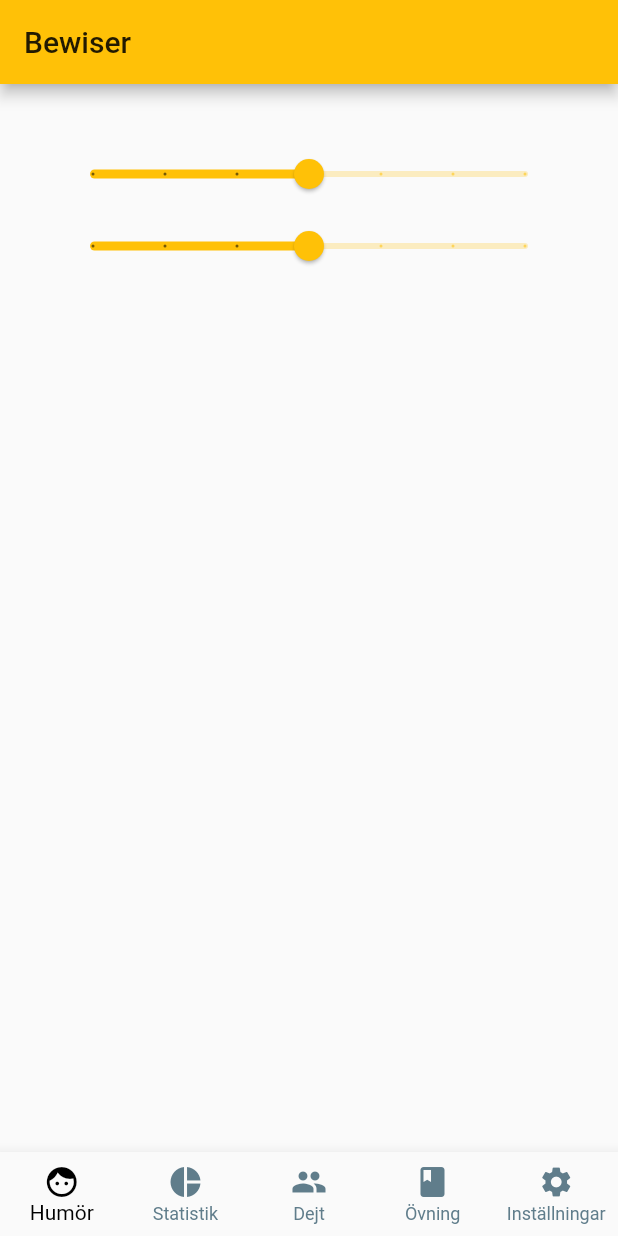
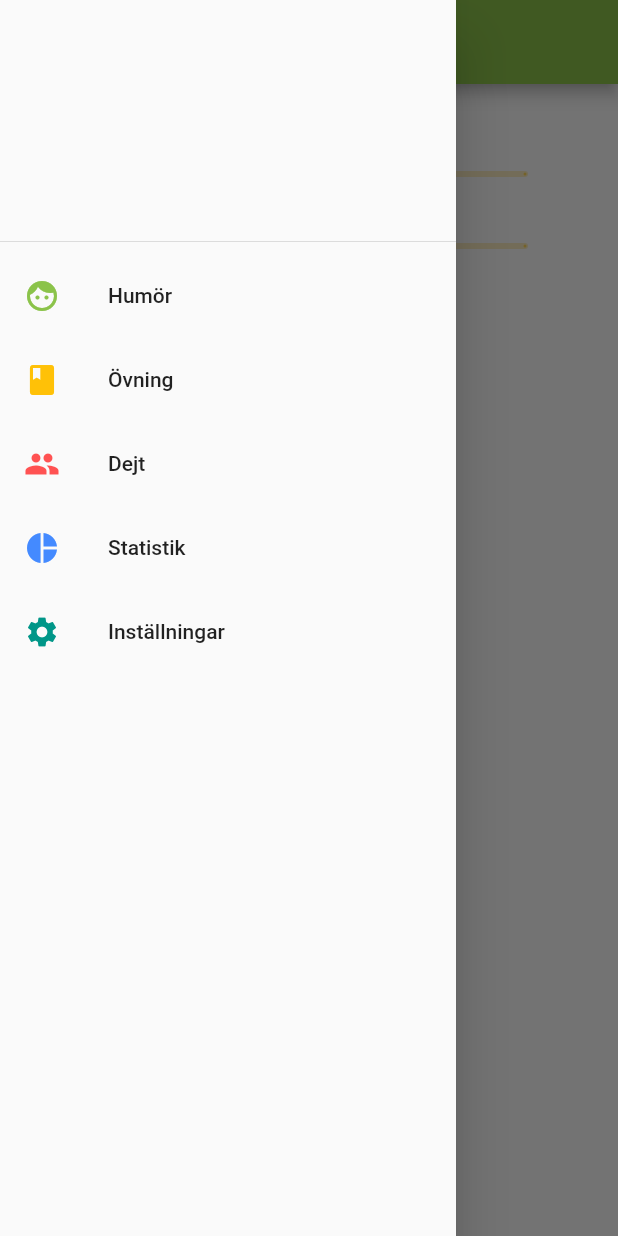
Before and after one commit to segger/bewiser, a Flutter app: the screen it shows after launch, with the side drawer open (before the commit the screen has no drawer), on a phone screen of 412 x 824 dp. Run offline on Flutter 3.47's test engine with Material 2 defaults, Android fonts, the phone set to English and light mode, and no system bars; our stand-ins replace shared_preferences.

Commit message:
Add drawer menu, add color theme on pages

```diff
--- a/lib/bewiser.dart
+++ b/lib/bewiser.dart
@@ -1,7 +1,10 @@
 import 'package:flutter/material.dart';
 
-import 'package:bewiser/navigation/navigation.dart';
 import 'package:bewiser/pages/pages.dart';
+import 'package:bewiser/navigation/bottom_menu.dart';
+import 'package:bewiser/navigation/drawer_menu.dart';
+
+enum NavTab { mood, statistics, date, practice, settings }
 
 class BewiserApp extends StatefulWidget {
   BewiserApp({Key key}) : super(key: key);
@@ -23,14 +26,54 @@ class _BewiserAppState extends State<BewiserApp> {
   @override
   Widget build(BuildContext context) {
     return Scaffold(
-      appBar: AppBar(
-        title: Text('Bewiser'),
-      ),
+      appBar: _appBar(),
       body: _body(),
-      bottomNavigationBar: BottomNavigation(
-        currentTab: currentTab,
-        onSelectTab: _selectTab,
-      ),
+      drawer: _drawerNavigation(),
+      //bottomNavigationBar: _bottomNavigation(),
+    );
+  }
+
+  AppBar _appBar() {
+    return AppBar(
+      title: Text(_appBarTitle()),
+      backgroundColor: _appBarColor(),
+    );
+  }
+
+  String _appBarTitle() {
+    switch(currentTab) {
+      case NavTab.statistics: return 'Statistik';
+      case NavTab.date: return 'Dejt';
+      case NavTab.practice: return 'Övning';
+      case NavTab.settings: return 'Inställningar';
+      case NavTab.mood:
+      default:
+        return 'Humör';
+    }
+  }
+
+  Color _appBarColor() {
+    switch(currentTab) {
+      case NavTab.statistics: return Colors.blueAccent;
+      case NavTab.date: return Colors.redAccent;
+      case NavTab.practice: return Colors.amber;
+      case NavTab.settings: return Colors.teal;
+      case NavTab.mood:
+      default:
+        return Colors.lightGreen;
+    }
+  }
+
+  DrawerMenu _drawerNavigation() {
+    return DrawerMenu(
+      onSelectTab: _selectTab,
+    );
+  }
+
+  BottomMenu _bottomNavigation() {
+    return BottomMenu(
+      currentTab: currentTab,
+      onSelectTab: _selectTab,
     );
   }
 
--- /dev/null
+++ b/lib/navigation/drawer_menu.dart
@@ -0,0 +1,96 @@
+import 'package:flutter/material.dart';
+
+import 'package:bewiser/bewiser.dart';
+
+class DrawerMenu extends StatelessWidget {
+  DrawerMenu({this.onSelectTab});
+  final ValueChanged<NavTab> onSelectTab;
+
+  _onTap(BuildContext context, NavTab navTab) {
+    onSelectTab(navTab);
+    Navigator.pop(context);
+  }
+
+  _mood(BuildContext context) {
+    return ListTile(
+      leading: Icon(
+        Icons.face,
+        color: Colors.lightGreen,
+      ),
+      title: Text('Humör'),
+      onTap: () {
+        _onTap(context, NavTab.mood);
+      }
+    );
+  }
+
+  _statistics(BuildContext context) {
+    return ListTile(
+      leading: Icon(
+        Icons.pie_chart,
+        color: Colors.blueAccent,
+      ),
+      title: Text('Statistik'),
+      onTap: () {
+        _onTap(context, NavTab.statistics);
+      }
+    );
+  }
+
+  _date(BuildContext context) {
+    return ListTile(
+      leading: Icon(
+        Icons.people,
+        color: Colors.redAccent,
+      ),
+      title: Text('Dejt'),
+      onTap: () {
+        _onTap(context, NavTab.date);
+      },
+    );
+  }
+
+  _practice(BuildContext context) {
+    return ListTile(
+      leading: Icon(
+        Icons.class_,
+        color: Colors.amber,
+      ),
+      title: Text('Övning'),
+      onTap: () {
+        _onTap(context, NavTab.practice);
+      },
+    );
+  }
+
+  _settings(BuildContext context) {
+    return ListTile(
+      leading: Icon(
+        Icons.settings,
+        color: Colors.teal,
+      ),
+      title: Text('Inställningar'),
+      onTap: () {
+        _onTap(context, NavTab.settings);
+      },
+    );
+  }
+
+  @override
+  Widget build(BuildContext context) {
+    return Drawer(
+      child: ListView(
+        children: <Widget>[
+          DrawerHeader(
+            child: Text(''),
+          ),
+          _mood(context),
+          _practice(context),
+          _date(context),
+          _statistics(context),
+          _settings(context),
+        ],
+      ),
+    );
+  }
+}
--- a/lib/navigation/navigation.dart
+++ /dev/null
@@ -1,43 +0,0 @@
-import 'package:flutter/material.dart';
-import 'package:flutter/widgets.dart';
-
-enum NavTab { mood, statistics, date, practice, settings }
-
-class BottomNavigation extends StatelessWidget {
-  BottomNavigation({this.currentTab, this.onSelectTab});
-  final NavTab currentTab;
-  final ValueChanged<NavTab> onSelectTab;
-
-  @override
-  Widget build(BuildContext context) {
-    return BottomNavigationBar(
-      type: BottomNavigationBarType.fixed,
-      selectedItemColor: Colors.black,
-      unselectedItemColor: Colors.blueGrey,
-      items: <BottomNavigationBarItem>[
-        BottomNavigationBarItem(
-            icon: Icon(Icons.face),
-            title: Text('Humör'),
-          ),
-          BottomNavigationBarItem(
-            icon: Icon(Icons.pie_chart),
-            title: Text('Statistik'),
-          ),
-          BottomNavigationBarItem(
-            icon: Icon(Icons.people),
-            title: Text('Dejt'),
-          ),
-          BottomNavigationBarItem(
-            icon: Icon(Icons.class_),
-            title: Text('Övning'),
-          ),
-          BottomNavigationBarItem(
-            icon: Icon(Icons.settings),
-            title: Text('Inställningar'),
-          ),
-      ],
-      onTap: (index) => onSelectTab(NavTab.values[index]),
-    );
-  }
-
-}
```
Also changed, not shown: lib/navigation/bottom_menu.dart (added, +63 -0 lines).
